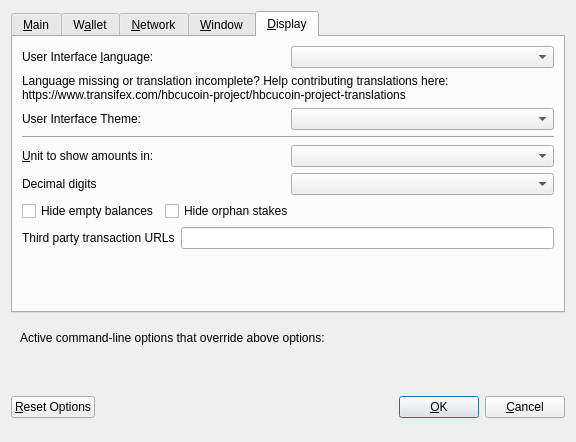
Old version of the form src/qt/forms/optionsdialog.ui in the repository scolemanhopehouse/HBCUR.
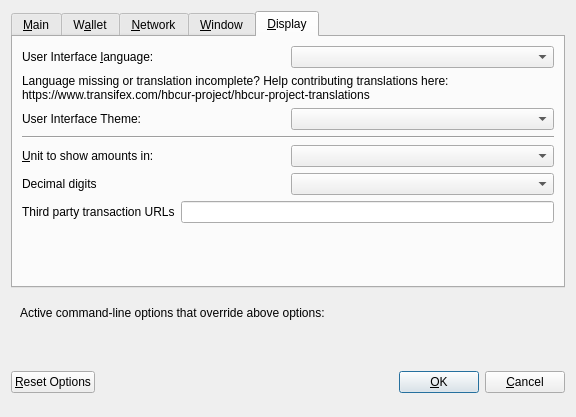
New version of the form. The open tabs and pages were chosen to show the change. Custom widgets are drawn as their Qt base class.

Diff of the .ui file:
```diff
--- a/src/qt/forms/optionsdialog.ui
+++ b/src/qt/forms/optionsdialog.ui
@@ -7,7 +7,7 @@
     <x>0</x>
     <y>0</y>
     <width>576</width>
-    <height>442</height>
+    <height>417</height>
    </rect>
   </property>
   <property name="windowTitle">
@@ -511,7 +511,7 @@
          </property>
          <property name="text">
           <string>Language missing or translation incomplete? Help contributing translations here:
-https://www.transifex.com/hbcucoin-project/hbcucoin-project-translations</string>
+https://www.transifex.com/hbcur-project/hbcur-project-translations</string>
          </property>
          <property name="wordWrap">
           <bool>true</bool>
@@ -525,7 +525,7 @@
         </widget>
        </item>
        <item>
-        <layout class="QHBoxLayout" name="horizontalLayout_2_Display" stretch="0,0">
+        <layout class="QHBoxLayout" name="horizontalLayout_4_Display" stretch="0,0">
          <item>
           <widget class="QLabel" name="themeLabel">
            <property name="text">
@@ -546,7 +546,7 @@
         </widget>
        </item>
        <item>
-        <layout class="QHBoxLayout" name="horizontalLayout_3_Display">
+        <layout class="QHBoxLayout" name="horizontalLayout_2_Display">
          <item>
           <widget class="QLabel" name="unitLabel">
            <property name="text">
@@ -570,7 +570,7 @@
         </layout>
        </item>
        <item>
-        <layout class="QHBoxLayout" name="horizontalLayout_4_Display">
+        <layout class="QHBoxLayout" name="horizontalLayout_5_Display">
          <item>
           <widget class="QLabel" name="digitsLabel">
            <property name="text">
@@ -584,47 +584,7 @@
         </layout>
        </item>
        <item>
-        <layout class="QHBoxLayout" name="horizontalLayout_5_Display">
-         <item>
-          <widget class="QCheckBox" name="checkBoxHideZeroBalances">
-           <property name="toolTip">
-            <string>Hide empty balances</string>
-           </property>
-           <property name="layoutDirection">
-            <enum>Qt::LeftToRight</enum>
-           </property>
-           <property name="text">
-            <string>Hide empty balances</string>
-           </property>
-          </widget>
-         </item>
-         <item>
-          <widget class="QCheckBox" name="checkBoxHideOrphans">
-           <property name="toolTip">
-            <string>Hide orphan stakes in transaction lists</string>
-           </property>
-           <property name="text">
-            <string>Hide orphan stakes</string>
-           </property>
-          </widget>
-         </item>
-         <item>
-          <spacer name="horizontalSpacer">
-           <property name="orientation">
-            <enum>Qt::Horizontal</enum>
-           </property>
-           <property name="sizeHint" stdset="0">
-            <size>
-             <width>40</width>
-             <height>20</height>
-            </size>
-           </property>
-          </spacer>
-         </item>
-        </layout>
-       </item>
-       <item>
-        <layout class="QHBoxLayout" name="horizontalLayout_6_Display">
+        <layout class="QHBoxLayout" name="horizontalLayout_3_Display">
          <item>
           <widget class="QLabel" name="thirdPartyTxUrlsLabel">
            <property name="toolTip">
```
Left out of the diff: 119 changed lines with no effect on the pictures.
